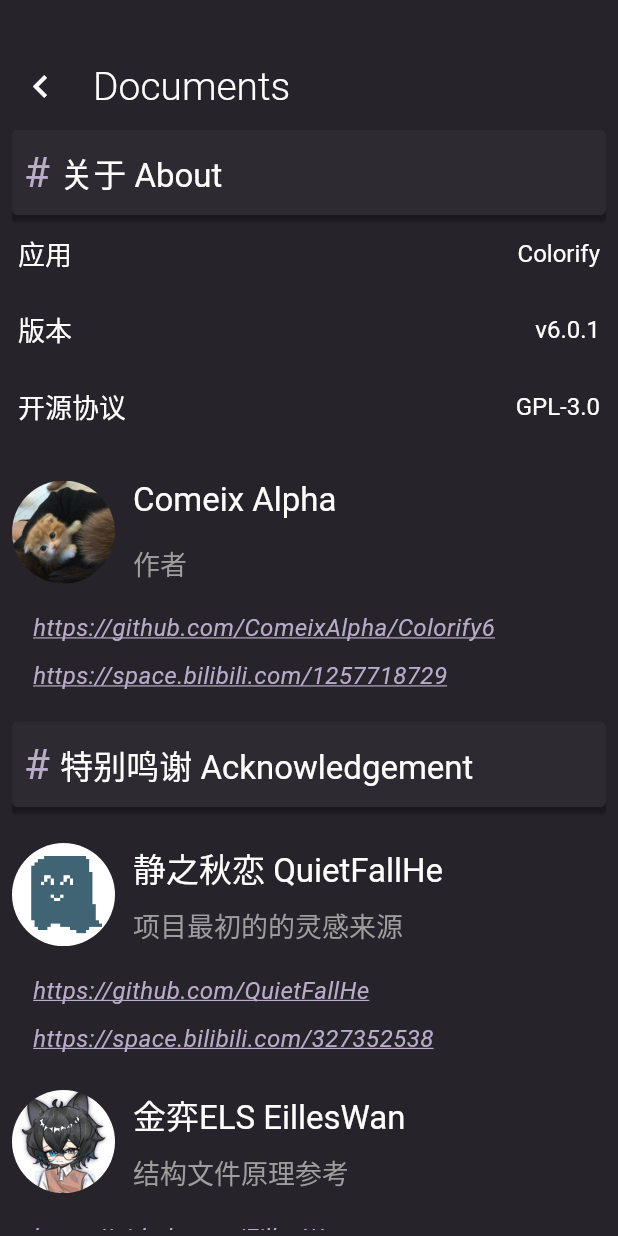
After one commit to ComeixAlpha/Colorify6, a Flutter app: the screen it shows after launch, after a tap on the "book" icon, on a phone screen of 412 x 824 dp. The commit adds this screen. Run offline on Flutter 3.47's test engine with Material 3 defaults, Android fonts, the phone set to English and light mode, and no system bars; our stand-ins replace auto_size_text, file_picker, flutter_svg, nested, nil, permission_handler and 1 more; missing offline and left inert: dart_minecraft, jdenticon_dart; Roboto replaces fonts that are missing (Poppins).

Commit message:
bug fix & About page add

```diff
--- a/lib/backend/generators/generator_package.dart
+++ b/lib/backend/generators/generator_package.dart
@@ -66,7 +66,7 @@ Future<void> manifest(
   "metadata": {
     "authors": ["${args.auth}"],
     "generated_with": {
-      "colorify": ["6.0.0"]
+      "colorify": ["6.0.1"]
     }
   }
 }
@@ -98,7 +98,7 @@ Future<void> manifest(
   "metadata": {
     "authors": ["${args.auth}"],
     "generated_with": {
-      "colorify": ["6.0.0"]
+      "colorify": ["6.0.1"]
     }
   }
 }
--- /dev/null
+++ b/lib/frontend/components/about/acknowledgement_tile.dart
@@ -0,0 +1,124 @@
+import 'package:colorify/ui/util/text_style.dart';
+import 'package:flutter/material.dart';
+import 'package:url_launcher/url_launcher.dart';
+
+class AcknowledgementTile extends StatefulWidget {
+  final String assetPath;
+  final String title;
+  final String subtitle;
+  final List<String>? links;
+  const AcknowledgementTile({
+    super.key,
+    required this.assetPath,
+    required this.title,
+    required this.subtitle,
+    this.links,
+  });
+
+  @override
+  State<AcknowledgementTile> createState() => _AcknowledgementTileState();
+}
+
+class _AcknowledgementTileState extends State<AcknowledgementTile> {
+  List<Widget> _buildLink(double w, double h, List<String> links) {
+    final List<Widget> widgets = [];
+    for (String link in links) {
+      widgets.add(
+        Column(
+          children: [
+            const SizedBox(height: 10),
+            SizedBox(
+              width: w,
+              height: h,
+              child: Row(
+                children: [
+                  const SizedBox(width: 14),
+                  Align(
+                    alignment: Alignment.centerLeft,
+                    child: Material(
+                      color: Colors.transparent,
+                      child: InkWell(
+                        onTap: () async {
+                          final url = Uri.parse(link);
+                          if (await canLaunchUrl(url)) {
+                            launchUrl(url);
+                          } else {
+                            throw Exception();
+                          }
+                        },
+                        child: Text(
+                          link,
+                          overflow: TextOverflow.ellipsis,
+                          style: getStyle(
+                            color: const Color(0xFFb9acc9),
+                            fontStyle: FontStyle.italic,
+                            decoration: TextDecoration.underline,
+                            size: 16,
+                          ),
+                        ),
+                      ),
+                    ),
+                  ),
+                ],
+              ),
+            ),
+          ],
+        ),
+      );
+    }
+    return widgets;
+  }
+
+  @override
+  Widget build(BuildContext context) {
+    final mqs = MediaQuery.of(context).size;
+    final w = mqs.width / 6;
+    return Column(
+      children: [
+        const SizedBox(height: 24),
+        SizedBox(
+          width: mqs.width - 16,
+          height: mqs.width / 6,
+          child: Row(
+            children: [
+              SizedBox(
+                width: w,
+                height: w,
+                child: CircleAvatar(
+                  radius: w,
+                  backgroundColor: Colors.transparent,
+                  child: ClipOval(
+                    child: Image.asset(widget.assetPath),
+                  ),
+                ),
+              ),
+              const SizedBox(width: 12),
+              Column(
+                mainAxisAlignment: MainAxisAlignment.spaceBetween,
+                crossAxisAlignment: CrossAxisAlignment.start,
+                children: [
+                  Text(
+                    widget.title,
+                    style: getStyle(
+                      color: Colors.white,
+                      size: 22,
+                    ),
+                  ),
+                  Text(
+                    widget.subtitle,
+                    style: getStyle(
+                      color: Colors.grey,
+                      size: 18,
+                    ),
+                  ),
+                ],
+              ),
+            ],
+          ),
+        ),
+        const SizedBox(height: 8),
+        ..._buildLink(mqs.width - 16, 22, widget.links ?? []),
+      ],
+    );
+  }
+}
--- /dev/null
+++ b/lib/frontend/pages/about/about.dart
@@ -0,0 +1,233 @@
+import 'package:colorify/frontend/components/about/acknowledgement_tile.dart';
+import 'package:colorify/ui/basic/xbutton.dart';
+import 'package:colorify/ui/util/text_style.dart';
+import 'package:flutter/material.dart';
+
+class AboutTexts extends StatelessWidget {
+  const AboutTexts({super.key});
+
+  @override
+  Widget build(BuildContext context) {
+    final mqs = MediaQuery.of(context).size;
+
+    Widget title(String text) {
+      return Container(
+        decoration: BoxDecoration(
+          color: const Color(0xFF2d2a31),
+          borderRadius: BorderRadius.circular(4),
+          boxShadow: [
+            BoxShadow(
+              color: Colors.black.withOpacity(0.3),
+              blurRadius: 1,
+              spreadRadius: 1,
+              offset: const Offset(0, 3),
+            ),
+          ],
+        ),
+        padding: const EdgeInsets.symmetric(horizontal: 8, vertical: 12),
+        child: Row(
+          children: [
+            Text(
+              '# ',
+              style: getStyle(
+                size: 28,
+                color: const Color(0xFFb9acc9),
+              ),
+            ),
+            Text(
+              text,
+              style: getStyle(
+                size: 22,
+                color: Colors.white,
+              ),
+            ),
+          ],
+        ),
+      );
+    }
+
+    Widget tile(String text, String? value) {
+      return Container(
+        width: mqs.width,
+        padding: const EdgeInsets.symmetric(horizontal: 4, vertical: 12),
+        child: Row(
+          mainAxisAlignment: MainAxisAlignment.spaceBetween,
+          children: [
+            Text(
+              text,
+              style: getStyle(
+                size: 18,
+                color: Colors.white,
+              ),
+            ),
+            Text(
+              value ?? '',
+              style: getStyle(
+                size: 16,
+                color: Colors.white,
+              ),
+            ),
+          ],
+        ),
+      );
+    }
+
+    return Container(
+      width: mqs.width,
+      height: mqs.height * 0.9,
+      padding: const EdgeInsets.symmetric(horizontal: 8, vertical: 4),
+      child: ListView(
+        padding: const EdgeInsets.all(0),
+        children: [
+          title('关于 About'),
+          tile('应用', 'Colorify'),
+          tile('版本', 'v6.0.1'),
+          tile('开源协议', 'GPL-3.0'),
+          const AcknowledgementTile(
+            title: 'Comeix Alpha',
+            subtitle: '作者',
+            assetPath: 'assets/me.png',
+            links: [
+              'https://github.com/ComeixAlpha/Colorify6',
+              'https://space.bilibili.com/1257718729',
+            ],
+          ),
+          const SizedBox(height: 20),
+          title('特别鸣谢 Acknowledgement'),
+          const AcknowledgementTile(
+            title: '静之秋恋 QuietFallHe',
+            subtitle: '项目最初的的灵感来源',
+            assetPath: 'assets/acknowledgement/quietfallhe.jpg',
+            links: [
+              'https://github.com/QuietFallHe',
+              'https://space.bilibili.com/327352538',
+            ],
+          ),
+          const AcknowledgementTile(
+            title: '金弈ELS EillesWan',
+            subtitle: '结构文件原理参考',
+            assetPath: 'assets/acknowledgement/els.jpg',
+            links: [
+              'https://github.com/EillesWan',
+              'https://gitee.com/EillesWan',
+            ],
+          ),
+          const AcknowledgementTile(
+            title: 'SlopeCraft & TokiNoBug',
+            subtitle: '阶梯式原理参考',
+            assetPath: 'assets/acknowledgement/tokinobug.jpg',
+            links: [
+              'https://github.com/ToKiNoBug',
+              'https://slopecraft.readthedocs.io/',
+            ],
+          ),
+          const AcknowledgementTile(
+            title: 'Dislink Sforza',
+            subtitle: 'Dithering 灵感来源',
+            assetPath: 'assets/acknowledgement/dislink.jpg',
+            links: [
+              'https://github.com/Dislink',
+              'https://space.bilibili.com/490775607',
+            ],
+          ),
+          const AcknowledgementTile(
+            title: 'DeltaRD',
+            subtitle: 'Dithering 灵感来源',
+            assetPath: 'assets/acknowledgement/deltard.jpg',
+          ),
+          const AcknowledgementTile(
+            title: '雪璃 Glaze',
+            subtitle: '测试人员',
+            assetPath: 'assets/acknowledgement/glaze.jpg',
+          ),
+          const AcknowledgementTile(
+            title: '核能蜥蜴',
+            subtitle: '感谢充电',
+            assetPath: 'assets/acknowledgement/nuclear.png',
+          ),
+          const SizedBox(height: 20),
+          title('赞助 Sponsor'),
+          const SizedBox(height: 20),
+          ClipRRect(
+            borderRadius: BorderRadius.circular(4),
+            child: SizedBox(
+              width: mqs.width * 0.6,
+              height: mqs.width * 0.6,
+              child: Image.asset('assets/sponsor.jpg'),
+            ),
+          ),
+          const SizedBox(height: 200),
+        ],
+      ),
+    );
+  }
+}
+
+class About extends StatelessWidget {
+  const About({super.key});
+
+  @override
+  Widget build(BuildContext context) {
+    final mqs = MediaQuery.of(context).size;
+
+    final tp = TextPainter(
+      text: TextSpan(
+        text: 'Documents',
+        style: getStyle(
+          color: Colors.white,
+          size: 26,
+          weight: FontWeight.w300,
+        ),
+      ),
+      textDirection: TextDirection.ltr,
+    )..layout();
+
+    return Container(
+      width: mqs.width,
+      height: mqs.height,
+      color: const Color(0xFF26232a),
+      child: Column(
+        children: [
+          Container(
+            width: mqs.width,
+            height: mqs.height * 0.1,
+            padding: const EdgeInsets.symmetric(vertical: 10, horizontal: 12),
+            child: Row(
+              mainAxisAlignment: MainAxisAlignment.start,
+              crossAxisAlignment: CrossAxisAlignment.end,
+              children: [
+                XButton(
+                  width: tp.height,
+                  height: tp.height,
+                  backgroundColor: Colors.transparent,
+                  hoverColor: Colors.white.withOpacity(0.2),
+                  onTap: () {
+                    Navigator.pop(context);
+                  },
+                  borderRadius: BorderRadius.circular(tp.height / 2),
+                  child: const Center(
+                    child: Icon(
+                      Icons.navigate_before,
+                      size: 30,
+                      color: Colors.white,
+                    ),
+                  ),
+                ),
+                const SizedBox(width: 20),
+                Text(
+                  'Documents',
+                  style: getStyle(
+                    color: Colors.white,
+                    size: 26,
+                    weight: FontWeight.w300,
+                  ),
+                ),
+              ],
+            ),
+          ),
+          const AboutTexts(),
+        ],
+      ),
+    );
+  }
+}
--- a/lib/frontend/scaffold/topbar.dart
+++ b/lib/frontend/scaffold/topbar.dart
@@ -1,4 +1,7 @@
+import 'package:colorify/frontend/pages/about/about.dart';
+import 'package:colorify/ui/basic/xbutton.dart';
 import 'package:colorify/ui/util/text_style.dart';
+import 'package:flutter/cupertino.dart';
 import 'package:flutter/material.dart';
 
 class Topbar extends StatelessWidget {
@@ -12,13 +15,25 @@ class Topbar extends StatelessWidget {
 
   @override
   Widget build(BuildContext context) {
+    final tp = TextPainter(
+      text: TextSpan(
+        text: 'COLORIFY v6',
+        style: getStyle(
+          color: Colors.white,
+          size: 30,
+          weight: FontWeight.w700,
+        ),
+      ),
+      textDirection: TextDirection.ltr,
+    )..layout();
+
     return Container(
       width: width,
       height: height,
       color: const Color(0xFF26232a),
       padding: const EdgeInsets.symmetric(vertical: 10, horizontal: 16),
       child: Row(
-        mainAxisAlignment: MainAxisAlignment.start,
+        mainAxisAlignment: MainAxisAlignment.spaceBetween,
         crossAxisAlignment: CrossAxisAlignment.end,
         children: [
           Text(
@@ -29,6 +44,29 @@ class Topbar extends StatelessWidget {
               weight: FontWeight.w700,
             ),
           ),
+          XButton(
+            width: tp.height,
+            height: tp.height,
+            backgroundColor: Colors.transparent,
+            hoverColor: Colors.white.withOpacity(0.2),
+            onTap: () {
+              Navigator.push(
+                context,
+                CupertinoPageRoute(
+                  builder: (BuildContext ctx) {
+                    return const About();
+                  },
+                ),
+              );
+            },
+            borderRadius: BorderRadius.circular(tp.height / 2),
+            child: const Center(
+              child: Icon(
+                Icons.book,
+                color: Colors.white,
+              ),
+            ),
+          ),
         ],
       ),
     );
--- a/lib/ui/util/text_style.dart
+++ b/lib/ui/util/text_style.dart
@@ -4,6 +4,7 @@ TextStyle getStyle({
   double? size,
   Color? color,
   FontWeight weight = FontWeight.normal,
+  FontStyle? fontStyle = FontStyle.normal,
   String? fontFamily = 'Poppins',
   TextDecoration? decoration = TextDecoration.none,
   TextDecorationStyle? decorationStyle,
@@ -13,7 +14,9 @@ TextStyle getStyle({
     fontFamily: fontFamily,
     fontSize: size,
     fontWeight: weight,
+    fontStyle: fontStyle,
     decoration: decoration,
+    decorationColor: color,
     decorationStyle: decorationStyle,
     fontFamilyFallback: const ['Noto Serif SC'],
   );
```
Also changed, not shown: pubspec.yaml (+9 -3 lines), assets/acknowledgement/deltard.jpg (added), assets/acknowledgement/dislink.jpg (added), assets/acknowledgement/els.jpg (added), assets/acknowledgement/glaze.jpg (added), assets/acknowledgement/nuclear.png (added), assets/acknowledgement/quietfallhe.jpg (added), assets/acknowledgement/tokinobug.jpg (added), assets/me.png (added), assets/sponsor.jpg (added), pubspec.lock, 6 other files.
